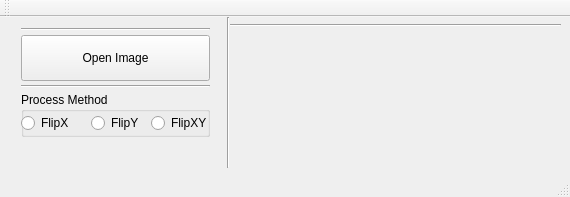
Qt form opencv/OpenCV_gui/mainwindow.ui (Graphy-China/SVG2) before a commit.
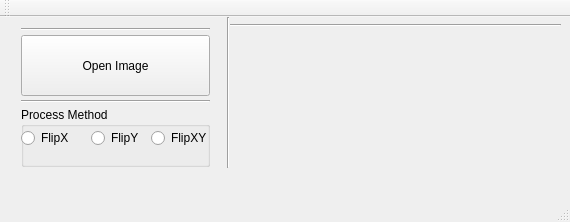
The same form after that commit.

What changed in the file:
```diff
--- a/opencv/OpenCV_gui/mainwindow.ui
+++ b/opencv/OpenCV_gui/mainwindow.ui
@@ -7,7 +7,7 @@
     <x>0</x>
     <y>0</y>
     <width>570</width>
-    <height>197</height>
+    <height>222</height>
    </rect>
   </property>
   <property name="windowTitle">
@@ -20,7 +20,7 @@
       <x>10</x>
       <y>0</y>
       <width>211</width>
-      <height>131</height>
+      <height>161</height>
      </rect>
     </property>
     <layout class="QVBoxLayout" name="verticalLayout">
```
Left out of the diff: 6 changed lines with no effect on the pictures.
